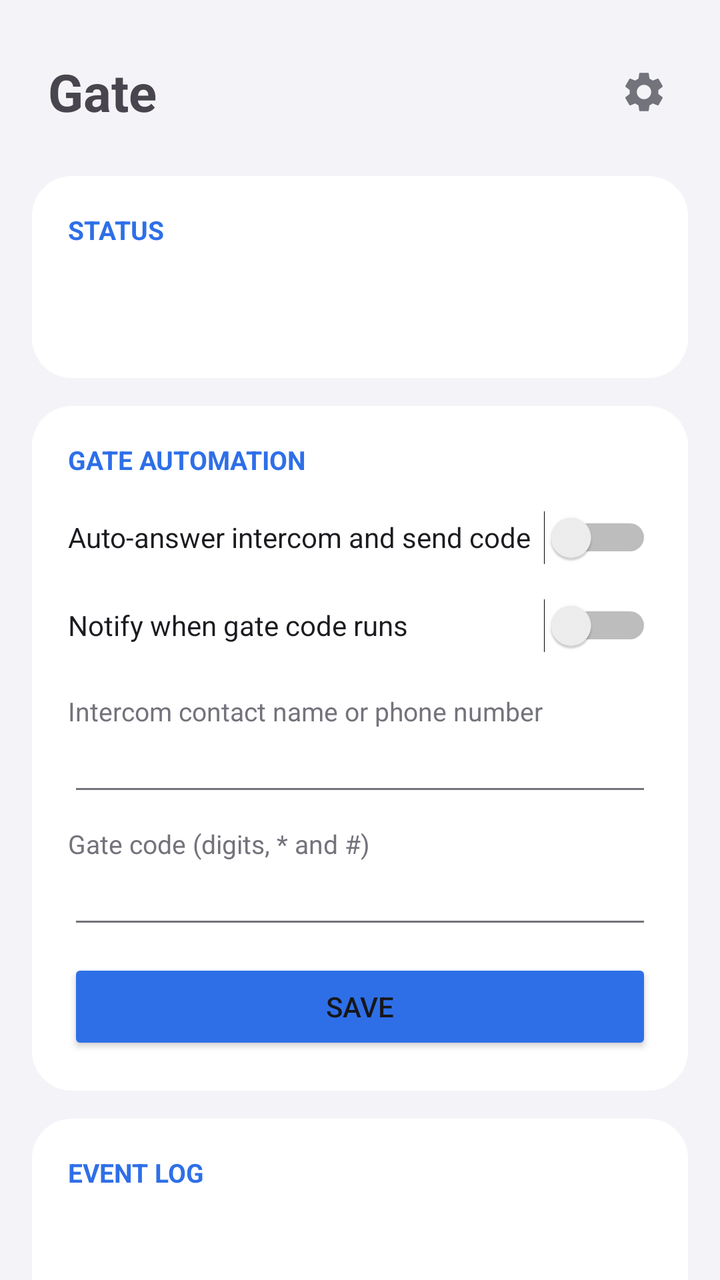
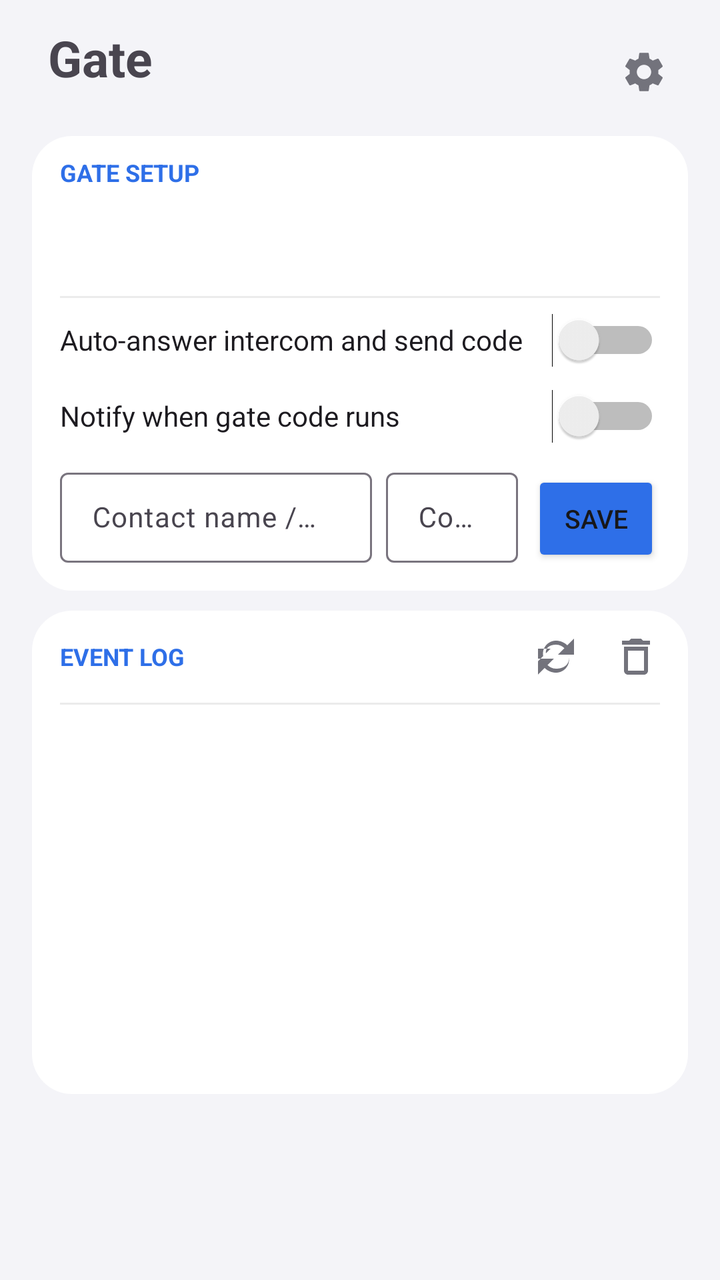

An Android layout rendered at two revisions. The XML below is the earlier revision; the diff shows what the commit changed to produce the second picture.
<!-- AndroidManifest.xml: application theme Theme.CallAssist -->
<!-- res/layout/page_gate.xml -->
<?xml version="1.0" encoding="utf-8"?>
<ScrollView xmlns:android="http://schemas.android.com/apk/res/android"
    android:layout_width="match_parent"
    android:layout_height="match_parent"
    android:scrollbars="none">

    <LinearLayout
        android:layout_width="match_parent"
        android:layout_height="wrap_content"
        android:orientation="vertical"
        android:paddingStart="16dp"
        android:paddingTop="24dp"
        android:paddingEnd="16dp"
        android:paddingBottom="99dp">

        <LinearLayout
            android:layout_width="match_parent"
            android:layout_height="wrap_content"
            android:gravity="center_vertical"
            android:orientation="horizontal"
            android:paddingStart="8dp">

            <TextView
                android:layout_width="0dp"
                android:layout_height="wrap_content"
                android:layout_weight="1"
                android:text="Gate"
                android:textSize="26sp"
                android:textStyle="bold" />

            <ImageButton
                android:id="@+id/gearGate"
                android:layout_width="44dp"
                android:layout_height="44dp"
                android:background="?android:attr/selectableItemBackgroundBorderless"
                android:contentDescription="Settings"
                android:src="@drawable/ic_settings"
                app:tint="@color/textSecondary"
                xmlns:app="http://schemas.android.com/apk/res-auto" />
        </LinearLayout>

        
        <LinearLayout
            android:layout_width="match_parent"
            android:layout_height="wrap_content"
            android:layout_marginTop="20dp"
            android:background="@drawable/bg_card"
            android:orientation="vertical"
            android:padding="18dp">

            <TextView
                style="@style/SectionTitle"
                android:layout_width="wrap_content"
                android:layout_height="wrap_content"
                android:text="STATUS" />

            
            <LinearLayout
                android:layout_width="match_parent"
                android:layout_height="wrap_content"
                android:gravity="center_vertical"
                android:orientation="horizontal">

                <ImageView
                    android:id="@+id/statusBadge"
                    android:layout_width="26dp"
                    android:layout_height="26dp"
                    android:background="@drawable/bg_status_pill"
                    android:contentDescription="Status"
                    android:padding="4dp"
                    android:src="@drawable/ic_check_small" />

                <LinearLayout
                    android:layout_width="0dp"
                    android:layout_height="wrap_content"
                    android:layout_marginStart="12dp"
                    android:layout_weight="1"
                    android:orientation="vertical">

                    <TextView
                        android:id="@+id/statusHeadline"
                        android:layout_width="match_parent"
                        android:layout_height="wrap_content"
                        android:textSize="16sp"
                        android:textStyle="bold" />

                    <TextView
                        android:id="@+id/statusSub"
                        android:layout_width="match_parent"
                        android:layout_height="wrap_content"
                        android:textColor="@color/textSecondary"
                        android:textSize="13sp" />
                </LinearLayout>
            </LinearLayout>

            
            <LinearLayout
                android:id="@+id/statusIssues"
                android:layout_width="match_parent"
                android:layout_height="wrap_content"
                android:layout_marginTop="14dp"
                android:orientation="vertical"
                android:visibility="gone" />
        </LinearLayout>

        
        <LinearLayout
            android:layout_width="match_parent"
            android:layout_height="wrap_content"
            android:layout_marginTop="14dp"
            android:background="@drawable/bg_card"
            android:orientation="vertical"
            android:padding="18dp">

            <TextView
                style="@style/SectionTitle"
                android:layout_width="wrap_content"
                android:layout_height="wrap_content"
                android:text="GATE AUTOMATION" />

            <Switch
                android:id="@+id/switchEnabled"
                android:layout_width="match_parent"
                android:layout_height="wrap_content"
                android:minHeight="44dp"
                android:text="Auto-answer intercom and send code" />

            <Switch
                android:id="@+id/switchNotify"
                android:layout_width="match_parent"
                android:layout_height="wrap_content"
                android:minHeight="44dp"
                android:text="Notify when gate code runs" />

            <TextView
                android:layout_width="wrap_content"
                android:layout_height="wrap_content"
                android:layout_marginTop="12dp"
                android:text="Intercom contact name or phone number"
                android:textColor="@color/textSecondary"
                android:textSize="13sp" />

            <EditText
                android:id="@+id/editContact"
                android:layout_width="match_parent"
                android:layout_height="wrap_content"
                android:inputType="text"
                android:textSize="16sp" />

            <TextView
                android:layout_width="wrap_content"
                android:layout_height="wrap_content"
                android:layout_marginTop="10dp"
                android:text="Gate code (digits, * and #)"
                android:textColor="@color/textSecondary"
                android:textSize="13sp" />

            <EditText
                android:id="@+id/editCode"
                android:layout_width="match_parent"
                android:layout_height="wrap_content"
                android:inputType="text"
                android:textSize="16sp" />

            <Button
                android:id="@+id/btnSave"
                android:layout_width="match_parent"
                android:layout_height="wrap_content"
                android:layout_marginTop="10dp"
                android:backgroundTint="@color/accent"
                android:text="Save" />
        </LinearLayout>

        
        <LinearLayout
            android:layout_width="match_parent"
            android:layout_height="wrap_content"
            android:layout_marginTop="14dp"
            android:background="@drawable/bg_card"
            android:orientation="vertical"
            android:padding="18dp">

            <TextView
                style="@style/SectionTitle"
                android:layout_width="wrap_content"
                android:layout_height="wrap_content"
                android:text="EVENT LOG" />

            <TextView
                android:id="@+id/logEmpty"
                android:layout_width="match_parent"
                android:layout_height="wrap_content"
                android:paddingTop="6dp"
                android:paddingBottom="6dp"
                android:text="No gate events yet"
                android:textColor="@color/textSecondary"
                android:textSize="14sp"
                android:visibility="gone" />

            <androidx.recyclerview.widget.RecyclerView
                android:id="@+id/logList"
                android:layout_width="match_parent"
                android:layout_height="410dp"
                android:clipToPadding="false"
                android:fadeScrollbars="false"
                android:nestedScrollingEnabled="false"
                android:overScrollMode="ifContentScrolls"
                android:scrollbarSize="4dp"
                android:scrollbars="vertical" />

            <LinearLayout
                android:layout_width="match_parent"
                android:layout_height="wrap_content"
                android:layout_marginTop="10dp"
                android:orientation="horizontal">

                <Button
                    android:id="@+id/btnRefreshLog"
                    android:layout_width="0dp"
                    android:layout_height="wrap_content"
                    android:layout_marginEnd="6dp"
                    android:layout_weight="1"
                    android:text="Refresh" />

                <Button
                    android:id="@+id/btnClearLog"
                    android:layout_width="0dp"
                    android:layout_height="wrap_content"
                    android:layout_marginStart="6dp"
                    android:layout_weight="1"
                    android:text="Clear" />
            </LinearLayout>
        </LinearLayout>

        <TextView
            android:id="@+id/versionText"
            android:layout_width="match_parent"
            android:layout_height="wrap_content"
            android:layout_marginTop="20dp"
            android:gravity="center"
            android:textColor="@color/textSecondary"
            android:textSize="12sp" />
    </LinearLayout>
</ScrollView>
<!-- resources referenced by this layout -->
<resources>
  <color name="accent">#2E6FE8</color>
  <color name="textSecondary">#73737C</color>
  <!-- drawable bg_card (drawable) -->
  <?xml version="1.0" encoding="utf-8"?>
  <shape xmlns:android="http://schemas.android.com/apk/res/android" android:shape="rectangle">
      <solid android:color="@color/card" />
      <corners android:radius="20dp" />
  </shape>
  <!-- drawable bg_status_pill (drawable) -->
  <?xml version="1.0" encoding="utf-8"?>
  <shape xmlns:android="http://schemas.android.com/apk/res/android" android:shape="oval">
      <solid android:color="#FFFFFF" />
  </shape>
  <!-- drawable ic_check_small (drawable) -->
  <?xml version="1.0" encoding="utf-8"?>
  <vector xmlns:android="http://schemas.android.com/apk/res/android"
      android:width="24dp"
      android:height="24dp"
      android:viewportWidth="24"
      android:viewportHeight="24"
      android:tint="#FFFFFF">
      <path
          android:fillColor="@android:color/white"
          android:pathData="M9.55,17.2 L4.35,12l1.4,-1.4 3.8,3.8 8.7,-8.7 1.4,1.4z" />
  </vector>
  <style name="SectionTitle">
          <item name="android:textSize">13sp</item>
          <item name="android:textStyle">bold</item>
          <item name="android:textColor">@color/accent</item>
          <item name="android:layout_marginBottom">8dp</item>
      </style>
  <color name="card">#FFFFFF</color>
  <color name="bg">#F4F4F8</color>
  <color name="card2">#ECECF1</color>
  <color name="accentSoft">#DCE8FF</color>
  <color name="textPrimary">#17171A</color>
  <style name="AppButton" parent="Widget.Material3.Button">
          <item name="backgroundTint">@color/card2</item>
          <item name="android:textColor">@color/textPrimary</item>
          <item name="cornerRadius">24dp</item>
          <item name="android:textAllCaps">false</item>
          <item name="android:letterSpacing">0</item>
          <item name="android:textSize">15sp</item>
          <item name="android:insetTop">4dp</item>
          <item name="android:insetBottom">4dp</item>
      </style>
  <style name="GlassAlertDialogStyle" parent="MaterialAlertDialog.Material3">
          <item name="shapeAppearanceOverlay">@style/GlassAlertShape</item>
          <item name="backgroundTint">@color/navBg</item>
      </style>
  <style name="GlassAlertTitle" parent="MaterialAlertDialog.Material3.Title.Text">
          <item name="android:textColor">@color/textPrimary</item>
          <item name="android:textSize">20sp</item>
          <item name="android:textStyle">bold</item>
      </style>
  <style name="GlassAlertButton" parent="Widget.Material3.Button.TextButton.Dialog">
          <item name="android:textColor">@color/accent</item>
          <item name="android:textAllCaps">false</item>
          <item name="android:textSize">16sp</item>
          <item name="android:letterSpacing">0</item>
      </style>
  <style name="GlassAlertShape">
          <item name="cornerFamily">rounded</item>
          <item name="cornerSize">30dp</item>
      </style>
  <color name="navBg">#F2F4F4F8</color>
  <!-- unchanged entries left out for length: 3 -->
</resources>

<!-- the commit's change to res/layout/page_gate.xml (unified diff, before → after) -->
@@ -1,244 +1,284 @@
 <?xml version="1.0" encoding="utf-8"?>
-<ScrollView xmlns:android="http://schemas.android.com/apk/res/android"
+<LinearLayout xmlns:android="http://schemas.android.com/apk/res/android"
+    xmlns:app="http://schemas.android.com/apk/res-auto"
     android:layout_width="match_parent"
     android:layout_height="match_parent"
-    android:scrollbars="none">
-
+    android:orientation="vertical"
+    android:paddingStart="16dp"
+    android:paddingTop="12dp"
+    android:paddingEnd="16dp"
+    android:paddingBottom="93dp">
+
+    
+    <LinearLayout
+        android:layout_width="match_parent"
+        android:layout_height="48dp"
+        android:gravity="center_vertical"
+        android:orientation="horizontal"
+        android:paddingStart="8dp">
+
+        <LinearLayout
+            android:layout_width="0dp"
+            android:layout_height="wrap_content"
+            android:layout_weight="1"
+            android:orientation="vertical">
+
+            <TextView
+                android:layout_width="wrap_content"
+                android:layout_height="wrap_content"
+                android:includeFontPadding="false"
+                android:text="Gate"
+                android:textSize="25sp"
+                android:textStyle="bold" />
+
+            <TextView
+                android:id="@+id/versionText"
+                android:layout_width="wrap_content"
+                android:layout_height="wrap_content"
+                android:includeFontPadding="false"
+                android:textColor="@color/textSecondary"
+                android:textSize="10sp" />
+        </LinearLayout>
+
+        <ImageButton
+            android:id="@+id/gearGate"
+            android:layout_width="44dp"
+            android:layout_height="44dp"
+            android:background="?android:attr/selectableItemBackgroundBorderless"
+            android:contentDescription="Settings"
+            android:src="@drawable/ic_settings"
+            app:tint="@color/textSecondary" />
+    </LinearLayout>
+
+    
     <LinearLayout
         android:layout_width="match_parent"
         android:layout_height="wrap_content"
+        android:layout_marginTop="8dp"
+        android:background="@drawable/bg_card"
         android:orientation="vertical"
-        android:paddingStart="16dp"
-        android:paddingTop="24dp"
-        android:paddingEnd="16dp"
-        android:paddingBottom="99dp">
-
-        <LinearLayout
-            android:layout_width="match_parent"
-            android:layout_height="wrap_content"
+        android:paddingStart="14dp"
+        android:paddingTop="12dp"
+        android:paddingEnd="14dp"
+        android:paddingBottom="12dp">
+
+        <TextView
+            android:layout_width="wrap_content"
+            android:layout_height="wrap_content"
+            android:includeFontPadding="false"
+            android:text="GATE SETUP"
+            android:textColor="@color/accent"
+            android:textSize="12sp"
+            android:textStyle="bold" />
+
+        <LinearLayout
+            android:layout_width="match_parent"
+            android:layout_height="wrap_content"
+            android:layout_marginTop="7dp"
+            android:gravity="center_vertical"
+            android:minHeight="38dp"
+            android:orientation="horizontal">
+
+            <ImageView
+                android:id="@+id/statusBadge"
+                android:layout_width="28dp"
+                android:layout_height="28dp"
+                android:background="@drawable/bg_status_pill"
+                android:contentDescription="Status"
+                android:padding="5dp"
+                android:src="@drawable/ic_check_small" />
+
+            <LinearLayout
+                android:layout_width="0dp"
+                android:layout_height="wrap_content"
+                android:layout_marginStart="10dp"
+                android:layout_weight="1"
+                android:orientation="vertical">
+
+                <TextView
+                    android:id="@+id/statusHeadline"
+                    android:layout_width="match_parent"
+                    android:layout_height="wrap_content"
+                    android:includeFontPadding="false"
+                    android:textSize="15sp"
+                    android:textStyle="bold" />
+
+                <TextView
+                    android:id="@+id/statusSub"
+                    android:layout_width="match_parent"
+                    android:layout_height="wrap_content"
+                    android:ellipsize="end"
+                    android:includeFontPadding="false"
+                    android:maxLines="1"
+                    android:textColor="@color/textSecondary"
+                    android:textSize="12sp" />
+            </LinearLayout>
+        </LinearLayout>
+
+        
+        <LinearLayout
+            android:id="@+id/statusIssues"
+            android:layout_width="match_parent"
+            android:layout_height="wrap_content"
+            android:layout_marginTop="8dp"
+            android:orientation="vertical"
+            android:visibility="gone" />
+
+        <View
+            android:layout_width="match_parent"
+            android:layout_height="1dp"
+            android:layout_marginTop="9dp"
+            android:layout_marginBottom="2dp"
+            android:background="@color/trackBg" />
+
+        <Switch
+            android:id="@+id/switchEnabled"
+            android:layout_width="match_parent"
+            android:layout_height="wrap_content"
+            android:minHeight="38dp"
+            android:text="Auto-answer intercom and send code"
+            android:textSize="14sp" />
+
+        <Switch
+            android:id="@+id/switchNotify"
+            android:layout_width="match_parent"
+            android:layout_height="wrap_content"
+            android:minHeight="38dp"
+            android:text="Notify when gate code runs"
+            android:textSize="14sp" />
+
+        
+        <LinearLayout
+            android:layout_width="match_parent"
+            android:layout_height="wrap_content"
+            android:layout_marginTop="6dp"
+            android:gravity="bottom"
+            android:orientation="horizontal">
+
+            <com.google.android.material.textfield.TextInputLayout
+                style="@style/Widget.Material3.TextInputLayout.OutlinedBox.Dense"
+                android:layout_width="0dp"
+                android:layout_height="wrap_content"
+                android:layout_marginEnd="7dp"
+                android:layout_weight="1"
+                android:hint="Contact name / number">
+
+                <com.google.android.material.textfield.TextInputEditText
+                    android:id="@+id/editContact"
+                    android:layout_width="match_parent"
+                    android:layout_height="wrap_content"
+                    android:inputType="text"
+                    android:maxLines="1"
+                    android:textSize="14sp" />
+            </com.google.android.material.textfield.TextInputLayout>
+
+            <com.google.android.material.textfield.TextInputLayout
+                style="@style/Widget.Material3.TextInputLayout.OutlinedBox.Dense"
+                android:layout_width="66dp"
+                android:layout_height="wrap_content"
+                android:hint="Code">
+
+                <com.google.android.material.textfield.TextInputEditText
+                    android:id="@+id/editCode"
+                    android:layout_width="match_parent"
+                    android:layout_height="wrap_content"
+                    android:inputType="text"
+                    android:maxLines="1"
+                    android:textSize="14sp" />
+            </com.google.android.material.textfield.TextInputLayout>
+
+            <Button
+                android:id="@+id/btnSave"
+                android:layout_width="64dp"
+                android:layout_height="48dp"
+                android:layout_marginStart="7dp"
+                android:backgroundTint="@color/accent"
+                android:minHeight="0dp"
+                android:minWidth="0dp"
+                android:paddingStart="6dp"
+                android:paddingEnd="6dp"
+                android:text="Save"
+                android:textSize="13sp" />
+        </LinearLayout>
+    </LinearLayout>
+
+    
+    <LinearLayout
+        android:layout_width="match_parent"
+        android:layout_height="0dp"
+        android:layout_marginTop="10dp"
+        android:layout_weight="1"
+        android:background="@drawable/bg_card"
+        android:orientation="vertical">
+
+        <LinearLayout
+            android:layout_width="match_parent"
+            android:layout_height="46dp"
             android:gravity="center_vertical"
             android:orientation="horizontal"
-            android:paddingStart="8dp">
+            android:paddingStart="14dp"
+            android:paddingEnd="6dp">
 
             <TextView
                 android:layout_width="0dp"
                 android:layout_height="wrap_content"
                 android:layout_weight="1"
-                android:text="Gate"
-                android:textSize="26sp"
+                android:text="EVENT LOG"
+                android:textColor="@color/accent"
+                android:textSize="12sp"
                 android:textStyle="bold" />
 
             <ImageButton
-                android:id="@+id/gearGate"
-                android:layout_width="44dp"
-                android:layout_height="44dp"
+                android:id="@+id/btnRefreshLog"
+                android:layout_width="40dp"
+                android:layout_height="40dp"
                 android:background="?android:attr/selectableItemBackgroundBorderless"
-                android:contentDescription="Settings"
-                android:src="@drawable/ic_settings"
-                app:tint="@color/textSecondary"
-                xmlns:app="http://schemas.android.com/apk/res-auto" />
-        </LinearLayout>
-
-        
-        <LinearLayout
-            android:layout_width="match_parent"
-            android:layout_height="wrap_content"
-            android:layout_marginTop="20dp"
-            android:background="@drawable/bg_card"
-            android:orientation="vertical"
-            android:padding="18dp">
-
-            <TextView
-                style="@style/SectionTitle"
-                android:layout_width="wrap_content"
-                android:layout_height="wrap_content"
-                android:text="STATUS" />
-
-            
-            <LinearLayout
-                android:layout_width="match_parent"
-                android:layout_height="wrap_content"
-                android:gravity="center_vertical"
-                android:orientation="horizontal">
-
-                <ImageView
-                    android:id="@+id/statusBadge"
-                    android:layout_width="26dp"
-                    android:layout_height="26dp"
-                    android:background="@drawable/bg_status_pill"
-                    android:contentDescription="Status"
-                    android:padding="4dp"
-                    android:src="@drawable/ic_check_small" />
-
-                <LinearLayout
-                    android:layout_width="0dp"
-                    android:layout_height="wrap_content"
-                    android:layout_marginStart="12dp"
-                    android:layout_weight="1"
-                    android:orientation="vertical">
-
-                    <TextView
-                        android:id="@+id/statusHeadline"
-                        android:layout_width="match_parent"
-                        android:layout_height="wrap_content"
-                        android:textSize="16sp"
-                        android:textStyle="bold" />
-
-                    <TextView
-                        android:id="@+id/statusSub"
-                        android:layout_width="match_parent"
-                        android:layout_height="wrap_content"
-                        android:textColor="@color/textSecondary"
-                        android:textSize="13sp" />
-                </LinearLayout>
-            </LinearLayout>
-
-            
-            <LinearLayout
-                android:id="@+id/statusIssues"
-                android:layout_width="match_parent"
-                android:layout_height="wrap_content"
-                android:layout_marginTop="14dp"
-                android:orientation="vertical"
-                android:visibility="gone" />
-        </LinearLayout>
-
-        
-        <LinearLayout
-            android:layout_width="match_parent"
-            android:layout_height="wrap_content"
-            android:layout_marginTop="14dp"
-            android:background="@drawable/bg_card"
-            android:orientation="vertical"
-            android:padding="18dp">
-
-            <TextView
-                style="@style/SectionTitle"
-                android:layout_width="wrap_content"
-                android:layout_height="wrap_content"
-                android:text="GATE AUTOMATION" />
-
-            <Switch
-                android:id="@+id/switchEnabled"
-                android:layout_width="match_parent"
-                android:layout_height="wrap_content"
-                android:minHeight="44dp"
-                android:text="Auto-answer intercom and send code" />
-
-            <Switch
-                android:id="@+id/switchNotify"
-                android:layout_width="match_parent"
-                android:layout_height="wrap_content"
-                android:minHeight="44dp"
-                android:text="Notify when gate code runs" />
-
-            <TextView
-                android:layout_width="wrap_content"
-                android:layout_height="wrap_content"
-                android:layout_marginTop="12dp"
-                android:text="Intercom contact name or phone number"
-                android:textColor="@color/textSecondary"
-                android:textSize="13sp" />
-
-            <EditText
-                android:id="@+id/editContact"
-                android:layout_width="match_parent"
-                android:layout_height="wrap_content"
-                android:inputType="text"
-                android:textSize="16sp" />
-
-            <TextView
-                android:layout_width="wrap_content"
-                android:layout_height="wrap_content"
-                android:layout_marginTop="10dp"
-                android:text="Gate code (digits, * and #)"
-                android:textColor="@color/textSecondary"
-                android:textSize="13sp" />
-
-            <EditText
-                android:id="@+id/editCode"
-                android:layout_width="match_parent"
-                android:layout_height="wrap_content"
-                android:inputType="text"
-                android:textSize="16sp" />
-
-            <Button
-                android:id="@+id/btnSave"
-                android:layout_width="match_parent"
-                android:layout_height="wrap_content"
-                android:layout_marginTop="10dp"
-                android:backgroundTint="@color/accent"
-                android:text="Save" />
-        </LinearLayout>
-
-        
-        <LinearLayout
-            android:layout_width="match_parent"
-            android:layout_height="wrap_content"
-            android:layout_marginTop="14dp"
-            android:background="@drawable/bg_card"
-            android:orientation="vertical"
-            android:padding="18dp">
-
-            <TextView
-                style="@style/SectionTitle"
-                android:layout_width="wrap_content"
-                android:layout_height="wrap_content"
-                android:text="EVENT LOG" />
-
-            <TextView
-                android:id="@+id/logEmpty"
-                android:layout_width="match_parent"
-                android:layout_height="wrap_content"
-                android:paddingTop="6dp"
-                android:paddingBottom="6dp"
-                android:text="No gate events yet"
-                android:textColor="@color/textSecondary"
-                android:textSize="14sp"
-                android:visibility="gone" />
-
-            <androidx.recyclerview.widget.RecyclerView
-                android:id="@+id/logList"
-                android:layout_width="match_parent"
-                android:layout_height="410dp"
-                android:clipToPadding="false"
-                android:fadeScrollbars="false"
-                android:nestedScrollingEnabled="false"
-                android:overScrollMode="ifContentScrolls"
-                android:scrollbarSize="4dp"
-                android:scrollbars="vertical" />
-
-            <LinearLayout
-                android:layout_width="match_parent"
-                android:layout_height="wrap_content"
-                android:layout_marginTop="10dp"
-                android:orientation="horizontal">
-
-                <Button
-                    android:id="@+id/btnRefreshLog"
-                    android:layout_width="0dp"
-                    android:layout_height="wrap_content"
-                    android:layout_marginEnd="6dp"
-                    android:layout_weight="1"
-                    android:text="Refresh" />
-
-                <Button
-                    android:id="@+id/btnClearLog"
-                    android:layout_width="0dp"
-                    android:layout_height="wrap_content"
-                    android:layout_marginStart="6dp"
-                    android:layout_weight="1"
-                    android:text="Clear" />
-            </LinearLayout>
-        </LinearLayout>
+                android:contentDescription="Refresh event log"
+                android:padding="9dp"
+                android:src="@drawable/ic_refresh"
+                app:tint="@color/textSecondary" />
+
+            <ImageButton
+                android:id="@+id/btnClearLog"
+                android:layout_width="40dp"
+                android:layout_height="40dp"
+                android:background="?android:attr/selectableItemBackgroundBorderless"
+                android:contentDescription="Clear event log"
+                android:padding="9dp"
+                android:src="@drawable/ic_delete"
+                app:tint="@color/textSecondary" />
+        </LinearLayout>
+
+        <View
+            android:layout_width="match_parent"
+            android:layout_height="1dp"
+            android:layout_marginStart="14dp"
+            android:layout_marginEnd="14dp"
+            android:background="@color/trackBg" />
 
         <TextView
-            android:id="@+id/versionText"
-            android:layout_width="match_parent"
-            android:layout_height="wrap_content"
-            android:layout_marginTop="20dp"
-            android:gravity="center"
+            android:id="@+id/logEmpty"
+            android:layout_width="match_parent"
+            android:layout_height="wrap_content"
+            android:paddingStart="20dp"
+            android:paddingTop="18dp"
+            android:paddingEnd="20dp"
+            android:paddingBottom="18dp"
+            android:text="No gate events yet"
             android:textColor="@color/textSecondary"
-            android:textSize="12sp" />
+            android:textSize="14sp"
+            android:visibility="gone" />
+
+        <androidx.recyclerview.widget.RecyclerView
+            android:id="@+id/logList"
+            android:layout_width="match_parent"
+            android:layout_height="0dp"
+            android:layout_weight="1"
+            android:clipToPadding="false"
+            android:fadeScrollbars="false"
+            android:overScrollMode="ifContentScrolls"
+            android:paddingBottom="6dp"
+            android:scrollbarSize="4dp"
+            android:scrollbars="vertical" />
     </LinearLayout>
-</ScrollView>
+</LinearLayout>
<!-- resource entries referenced after the edit -->
@@ -2,6 +2,7 @@
 <resources>
   <color name="accent">#2E6FE8</color>
   <color name="textSecondary">#73737C</color>
+  <color name="trackBg">#14000000</color>
   <!-- drawable bg_card (drawable) -->
   <?xml version="1.0" encoding="utf-8"?>
   <shape xmlns:android="http://schemas.android.com/apk/res/android" android:shape="rectangle">
@@ -25,12 +26,28 @@
           android:fillColor="@android:color/white"
           android:pathData="M9.55,17.2 L4.35,12l1.4,-1.4 3.8,3.8 8.7,-8.7 1.4,1.4z" />
   </vector>
-  <style name="SectionTitle">
-          <item name="android:textSize">13sp</item>
-          <item name="android:textStyle">bold</item>
-          <item name="android:textColor">@color/accent</item>
-          <item name="android:layout_marginBottom">8dp</item>
-      </style>
+  <!-- drawable ic_delete (drawable) -->
+  <?xml version="1.0" encoding="utf-8"?>
+  <vector xmlns:android="http://schemas.android.com/apk/res/android"
+      android:width="24dp"
+      android:height="24dp"
+      android:viewportWidth="24"
+      android:viewportHeight="24">
+      <path
+          android:fillColor="#FF000000"
+          android:pathData="M6,19c0,1.1 0.9,2 2,2h8c1.1,0 2,-0.9 2,-2V7H6v12zM8,9h8v10H8V9zM15.5,4l-1,-1h-5l-1,1H5v2h14V4z" />
+  </vector>
+  <!-- drawable ic_refresh (drawable) -->
+  <?xml version="1.0" encoding="utf-8"?>
+  <vector xmlns:android="http://schemas.android.com/apk/res/android"
+      android:width="24dp"
+      android:height="24dp"
+      android:viewportWidth="24"
+      android:viewportHeight="24">
+      <path
+          android:fillColor="#FF000000"
+          android:pathData="M17.65,6.35C16.2,4.9 14.21,4 12,4c-4.09,0 -7.19,3.72 -6.39,7.69L3,14.3V8h6.3L6.97,10.33C6.59,8.05 8.34,6 12,6c1.66,0 3.14,0.69 4.22,1.78L13,11h8V3l-3.35,3.35zM18.39,12.31C18.8,15.84 16.05,18 12,18c-1.66,0 -3.14,-0.69 -4.22,-1.78L11,13H3v8l3.35,-3.35C7.8,19.1 9.79,20 12,20c4.09,0 7.19,-3.72 6.39,-7.69z" />
+  </vector>
   <color name="card">#FFFFFF</color>
   <color name="bg">#F4F4F8</color>
   <color name="card2">#ECECF1</color>
